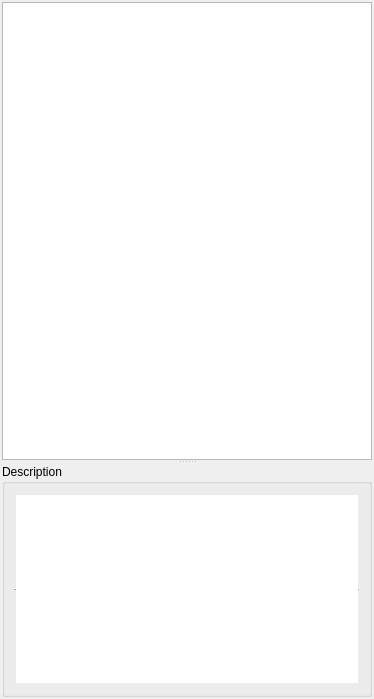
Qt form gui/ui_nodeList.ui (ymesh/meShaderEd) before a commit.
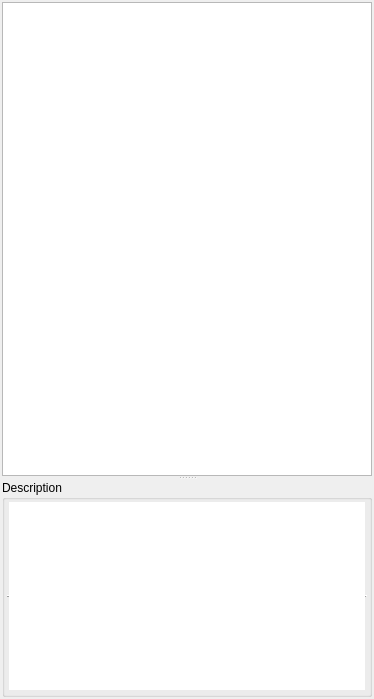
The same form after that commit. Custom widgets are drawn as their Qt base class.

Commit message: Added ReadArchive node Added icons in node description window Root RSL nodes now have rib output instead of just shader name. Some preview nodes removed.

```diff
--- a/gui/ui_nodeList.ui
+++ b/gui/ui_nodeList.ui
@@ -59,6 +59,21 @@
        <bool>false</bool>
       </property>
       <layout class="QVBoxLayout" name="verticalLayout">
+       <property name="spacing">
+        <number>0</number>
+       </property>
+       <property name="leftMargin">
+        <number>2</number>
+       </property>
+       <property name="topMargin">
+        <number>0</number>
+       </property>
+       <property name="rightMargin">
+        <number>2</number>
+       </property>
+       <property name="bottomMargin">
+        <number>2</number>
+       </property>
        <item>
         <widget class="QTextEdit" name="infoText">
          <property name="sizePolicy">
```
The commit also changes 74 other files.
